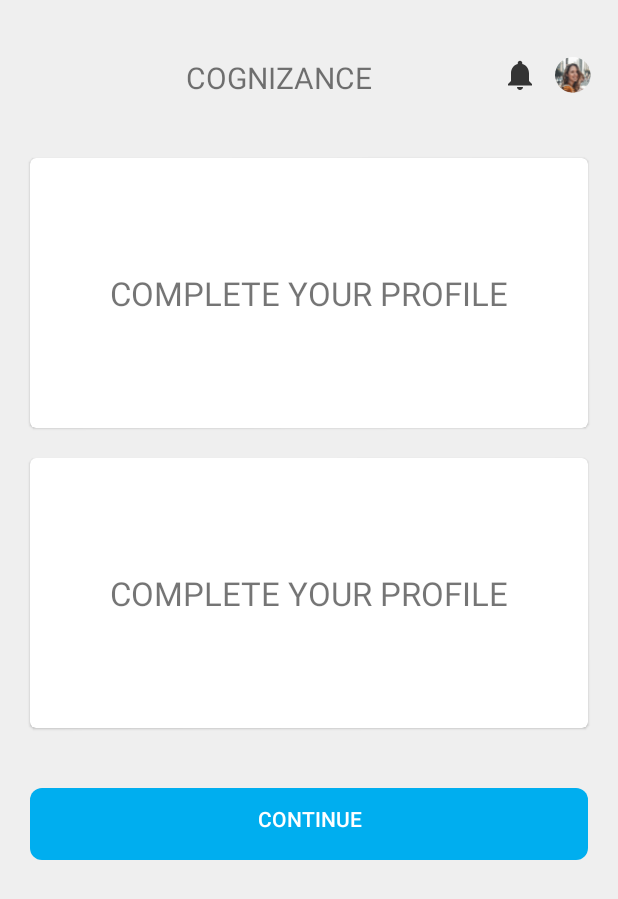
After one commit to mdg-iitr/cognizance19, an Android app: the fragment OnBoardingFragment shown on its own in the app's theme, on a phone screen of 412 x 824 dp. The commit adds this screen. Shown: the top 899 px of the screen. Run offline under Robolectric (Android 15) with nearby library versions, the phone set to English and light mode, and no system bars; our stand-ins replace CircleImageView.

Commit message:
added onboarding fragment

```diff
--- /dev/null
+++ b/app/src/main/java/com/mdgiitr/karthik/cognizance19/view/BottomNavFragment.java
@@ -0,0 +1,30 @@
+package com.mdgiitr.karthik.cognizance19.view;
+
+
+import android.os.Bundle;
+import android.support.v4.app.Fragment;
+import android.view.LayoutInflater;
+import android.view.View;
+import android.view.ViewGroup;
+
+import com.mdgiitr.karthik.cognizance19.R;
+
+public class BottomNavFragment extends Fragment {
+
+    public BottomNavFragment() {
+        // Required empty public constructor
+    }
+
+    @Override
+    public void onCreate(Bundle savedInstanceState) {
+        super.onCreate(savedInstanceState);
+    }
+
+    @Override
+    public View onCreateView(LayoutInflater inflater, ViewGroup container,
+                             Bundle savedInstanceState) {
+        // Inflate the layout for this fragment
+        return inflater.inflate(R.layout.bottom_nav_fragment, container, false);
+    }
+
+}
--- /dev/null
+++ b/app/src/main/java/com/mdgiitr/karthik/cognizance19/view/OnBoardingFragment.java
@@ -0,0 +1,30 @@
+package com.mdgiitr.karthik.cognizance19.view;
+
+
+import android.os.Bundle;
+import android.support.v4.app.Fragment;
+import android.view.LayoutInflater;
+import android.view.View;
+import android.view.ViewGroup;
+
+import com.mdgiitr.karthik.cognizance19.R;
+
+public class OnBoardingFragment extends Fragment {
+
+    public OnBoardingFragment() {
+        // Required empty public constructor
+    }
+
+    @Override
+    public void onCreate(Bundle savedInstanceState) {
+        super.onCreate(savedInstanceState);
+    }
+
+    @Override
+    public View onCreateView(LayoutInflater inflater, ViewGroup container,
+                             Bundle savedInstanceState) {
+        // Inflate the layout for this fragment
+        return inflater.inflate(R.layout.onboarding_fragment, container, false);
+    }
+
+}
--- /dev/null
+++ b/app/src/main/res/layout/bottom_nav_fragment.xml
@@ -0,0 +1,21 @@
+<?xml version="1.0" encoding="utf-8"?>
+<LinearLayout xmlns:android="http://schemas.android.com/apk/res/android"
+    xmlns:tools="http://schemas.android.com/tools"
+    android:layout_width="match_parent"
+    android:layout_height="match_parent"
+    xmlns:app="http://schemas.android.com/apk/res-auto"
+    android:background="@drawable/bg_gray"
+    android:orientation="vertical"
+    tools:context=".view.BottomNavFragment">
+
+
+    <android.support.design.widget.BottomNavigationView
+        android:id="@+id/bottom_nav_view"
+        android:layout_width="match_parent"
+        android:layout_height="wrap_content"
+        android:layout_gravity="bottom"
+        android:background="@color/bottom_navigation_view_color"
+        app:itemBackground="@color/bottom_navigation_view_color"
+        app:itemTextColor="@color/bottom_nav_text_color"
+        app:menu="@menu/bottom_navigation_menu" />
+</LinearLayout>
--- a/app/src/main/res/layout/my_profile.xml
+++ b/app/src/main/res/layout/my_profile.xml
@@ -148,15 +148,4 @@
         android:layout_width="match_parent"
         android:layout_height="wrap_content"/>
 
-    <android.support.design.widget.BottomNavigationView
-        android:id="@+id/bottom_nav_view"
-        android:layout_width="match_parent"
-        android:layout_height="wrap_content"
-        android:layout_gravity="bottom"
-        android:background="@color/bottom_navigation_view_color"
-        app:itemBackground="@color/bottom_navigation_view_color"
-        app:itemTextColor="@color/bottom_nav_text_color"
-        android:elevation="15dp"
-        android:layout_marginTop="216dp"
-        app:menu="@menu/bottom_navigation_menu" />
 </LinearLayout>
--- /dev/null
+++ b/app/src/main/res/layout/onboarding_fragment.xml
@@ -0,0 +1,94 @@
+<?xml version="1.0" encoding="utf-8"?>
+<LinearLayout xmlns:android="http://schemas.android.com/apk/res/android"
+    xmlns:tools="http://schemas.android.com/tools"
+    android:layout_width="match_parent"
+    android:layout_height="match_parent"
+    xmlns:app="http://schemas.android.com/apk/res-auto"
+    android:background="@drawable/bg_gray"
+    android:orientation="vertical"
+    tools:context=".view.OnBoardingFragment">
+
+    <RelativeLayout
+        android:layout_width="match_parent"
+        android:layout_height="wrap_content"
+        android:layout_marginTop="30dp"
+        android:orientation="horizontal">
+
+        <TextView
+            android:layout_width="wrap_content"
+            android:layout_height="wrap_content"
+            android:layout_marginStart="124dp"
+            android:layout_marginTop="8dp"
+            android:gravity="center_horizontal"
+            android:text="@string/cognizance"
+            android:textSize="20sp" />
+
+        <ImageView
+            android:id="@+id/profile_menu"
+            android:layout_width="wrap_content"
+            android:layout_height="wrap_content"
+            android:layout_marginTop="8dp"
+            android:layout_marginEnd="11dp"
+            android:layout_toStartOf="@+id/small_profile_image"
+            android:src="@drawable/ic_notifications_gray_24dp" />
+
+        <de.hdodenhof.circleimageview.CircleImageView
+            android:id="@+id/small_profile_image"
+            android:layout_width="24dp"
+            android:layout_height="24dp"
+            android:layout_alignParentEnd="true"
+            android:layout_marginTop="8dp"
+            android:layout_marginEnd="18dp"
+            android:src="@drawable/fake_profile" />
+    </RelativeLayout>
+
+    <android.support.design.card.MaterialCardView
+        android:layout_width="match_parent"
+        android:layout_height="180dp"
+        android:layout_marginStart="20dp"
+        android:layout_marginEnd="20dp"
+        android:layout_marginTop="40dp">
+
+
+        <TextView
+            android:layout_width="wrap_content"
+            android:layout_height="wrap_content"
+            android:text="@string/complete_your_profile"
+            android:textSize="22sp"
+            android:layout_gravity="center"/>
+    </android.support.design.card.MaterialCardView>
+
+    <android.support.design.card.MaterialCardView
+        android:layout_width="match_parent"
+        android:layout_height="180dp"
+        android:layout_marginStart="20dp"
+        android:layout_marginEnd="20dp"
+        android:layout_marginTop="20dp">
+
+
+        <TextView
+            android:layout_width="wrap_content"
+            android:layout_height="wrap_content"
+            android:text="@string/complete_your_profile"
+            android:textSize="22sp"
+            android:layout_gravity="center"/>
+    </android.support.design.card.MaterialCardView>
+
+
+    <Button
+        android:id="@+id/onboarding_continue_button"
+        android:layout_width="match_parent"
+        android:layout_height="wrap_content"
+        android:layout_gravity="bottom"
+        android:layout_marginStart="20dp"
+        android:layout_marginTop="40dp"
+        android:layout_marginEnd="20dp"
+        android:background="@drawable/blue_button_bg"
+        android:baselineAligned="false"
+        android:enabled="false"
+        android:paddingTop="9dp"
+        android:paddingBottom="16dp"
+        android:text="@string/cont"
+        android:textColor="@android:color/white" />
+
+</LinearLayout>
--- a/app/src/main/res/values/strings.xml
+++ b/app/src/main/res/values/strings.xml
@@ -38,15 +38,6 @@
     <string name="workshops">Workshops</string>
     <string name="spotlight">Spotlight</string>
     <string name="more">More</string>
-    <string-array name="Select_City">
-        <item>Select City</item>
-    </string-array>
-    <string-array name="Select_State">
-        <item>Select State</item>
-    </string-array>
-    <string-array name="Select_College">
-        <item>Select College</item>
-    </string-array>
     <string name="statistics">Statistics</string>
     <string name="users_referred">Users Referred</string>
     <string name="referal_score">Score</string>
@@ -60,4 +51,13 @@
     <string name="signup_participant">Sign Up as Participant</string>
     <string name="signup_spp">Sign Up as SPP</string>
     <string name="cancel">CANCEL</string>
+    <string-array name="Select_City">
+        <item>Select City</item>
+    </string-array>
+    <string-array name="Select_State">
+        <item>Select State</item>
+    </string-array>
+    <string-array name="Select_College">
+        <item>Select College</item>
+    </string-array>
 </resources>
```
